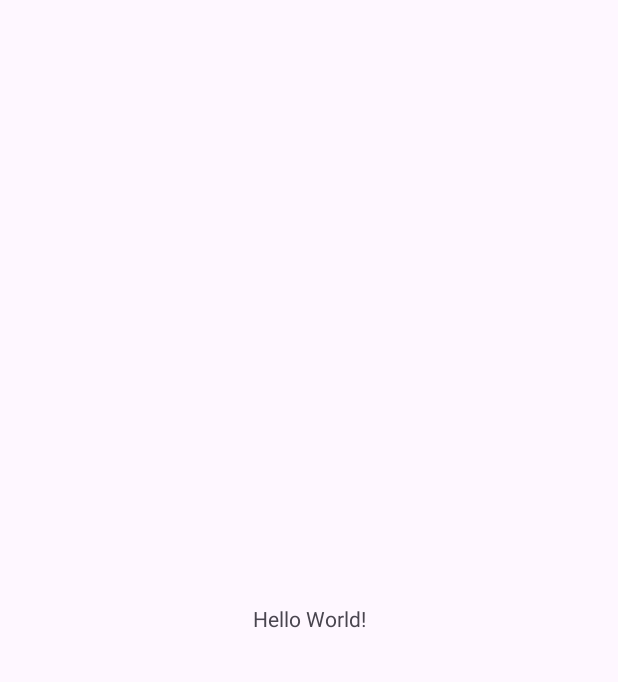
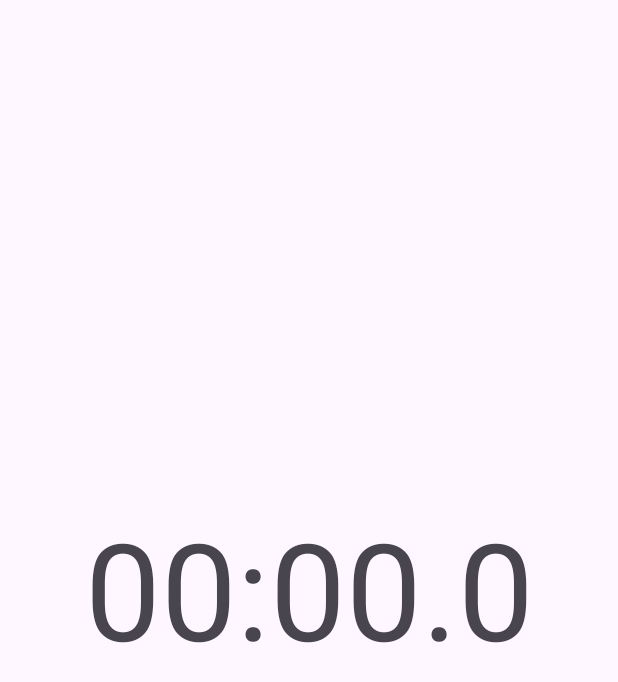
Before and after one commit to caitlin3862/Stopwatch, an Android app: the screen it shows after launch (MainActivity), on a phone screen of 412 x 824 dp. Before the commit the part shown is almost empty. Shown: the top 682 px of the screen. Run offline under Robolectric (Android 15) with nearby library versions, the phone set to English and light mode, and no system bars.

Commit message:
made the UI of the game

```diff
--- a/app/src/main/res/layout/activity_main.xml
+++ b/app/src/main/res/layout/activity_main.xml
@@ -1,19 +1,64 @@
 <?xml version="1.0" encoding="utf-8"?>
-<androidx.constraintlayout.widget.ConstraintLayout xmlns:android="http://schemas.android.com/apk/res/android"
+<LinearLayout xmlns:android="http://schemas.android.com/apk/res/android"
     xmlns:app="http://schemas.android.com/apk/res-auto"
     xmlns:tools="http://schemas.android.com/tools"
     android:id="@+id/main"
     android:layout_width="match_parent"
     android:layout_height="match_parent"
-    tools:context=".MainActivity">
+    android:gravity="center"
+    android:orientation="vertical"
+    tools:context=".MainActivity" >
 
     <TextView
-        android:layout_width="wrap_content"
+        android:id="@+id/textView"
+        android:layout_width="match_parent"
         android:layout_height="wrap_content"
-        android:text="Hello World!"
-        app:layout_constraintBottom_toBottomOf="parent"
-        app:layout_constraintEnd_toEndOf="parent"
-        app:layout_constraintStart_toStartOf="parent"
-        app:layout_constraintTop_toTopOf="parent" />
+        android:layout_marginBottom="30dp"
+        android:gravity="center"
+        android:text="00:00.0"
+        android:textSize="90sp" />
 
-</androidx.constraintlayout.widget.ConstraintLayout>
+    <LinearLayout
+        android:id="@+id/buttonLayout"
+        android:layout_width="match_parent"
+        android:layout_height="wrap_content"
+        android:layout_gravity="center"
+        android:layout_marginTop="10dp"
+        android:gravity="center"
+        android:orientation="horizontal">
+
+        <ImageButton
+            android:id="@+id/imageButton"
+            android:layout_width="wrap_content"
+            android:layout_height="wrap_content"
+            android:layout_gravity="center"
+            android:layout_marginEnd="10dp"
+            android:background="@android:color/transparent"
+            android:scaleX="0.9"
+            android:scaleY="0.9"
+            tools:srcCompat="@drawable/playblue" />
+
+        <ImageButton
+            android:id="@+id/imageButton3"
+            android:layout_width="wrap_content"
+            android:layout_height="wrap_content"
+            android:layout_gravity="center"
+            android:layout_marginEnd="10dp"
+            android:background="@android:color/transparent"
+            android:scaleX="0.9"
+            android:scaleY="0.9"
+            tools:srcCompat="@drawable/pauseblue" />
+
+        <ImageButton
+            android:id="@+id/imageButton4"
+            android:layout_width="wrap_content"
+            android:layout_height="wrap_content"
+            android:layout_gravity="center"
+            android:background="@android:color/transparent"
+            android:scaleX="0.9"
+            android:scaleY="0.9"
+            tools:srcCompat="@drawable/resetblue" />
+
+    </LinearLayout>
+
+</LinearLayout>
```
Also changed, not shown: app/src/main/res/drawable/pauseblue.png (added), app/src/main/res/drawable/pauseyellow.png (added), app/src/main/res/drawable/playblue.png (added), app/src/main/res/drawable/playyellow.png (added), app/src/main/res/drawable/resetblue.png (added), app/src/main/res/drawable/resetyellow.png (added).
